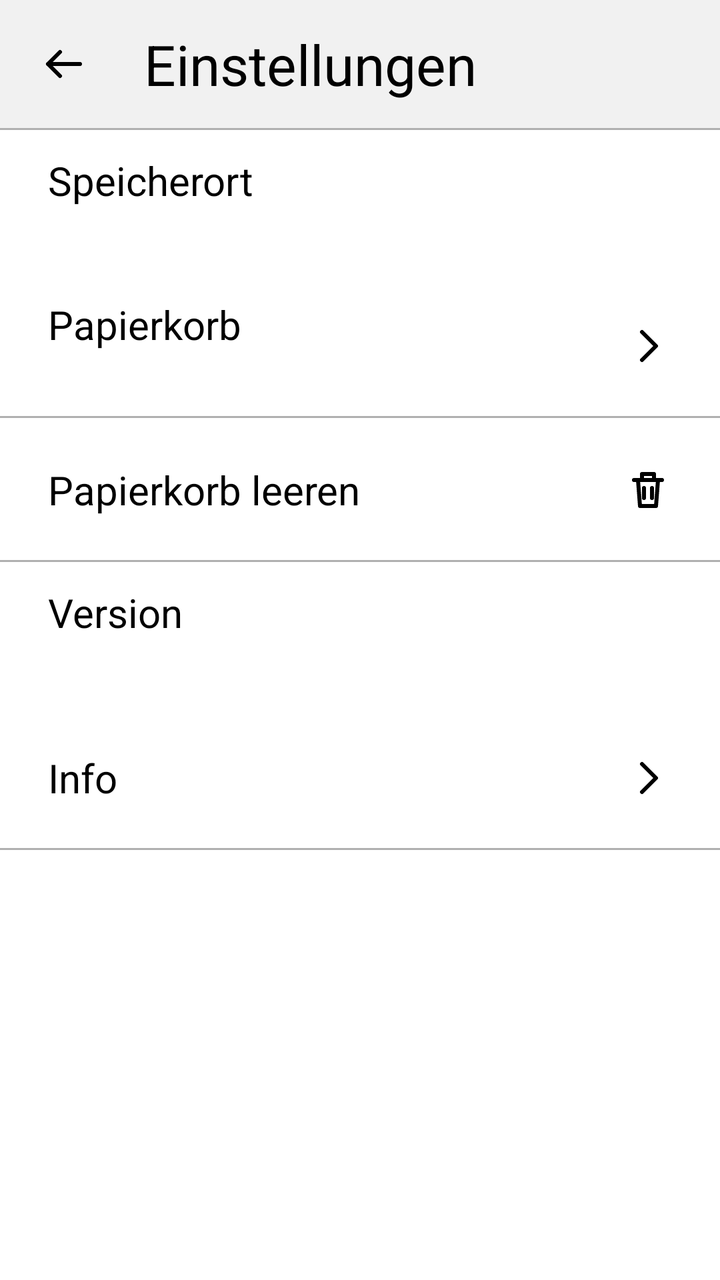
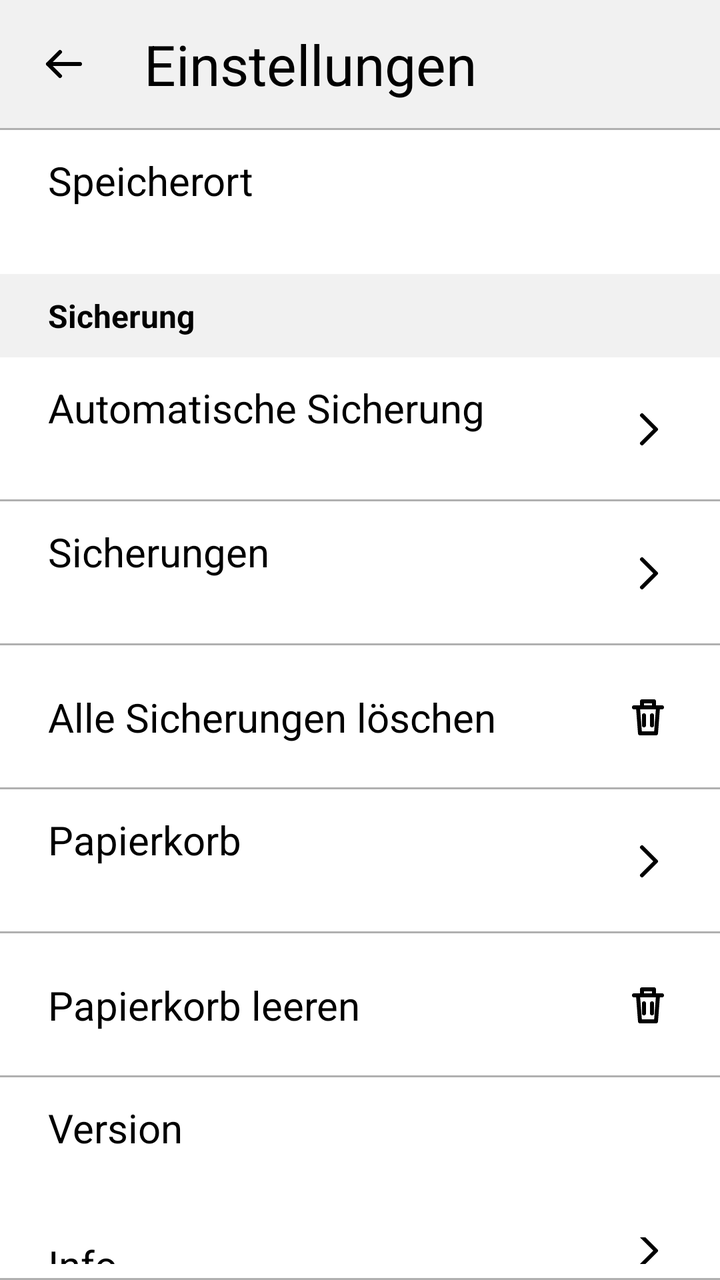

Compare the two renders of this Android layout. The source of the first and the diff that turns it into the second are given below.
<!-- AndroidManifest.xml: application theme Theme.PaperNotes -->
<!-- res/layout/activity_settings.xml -->
<?xml version="1.0" encoding="utf-8"?>
<LinearLayout xmlns:android="http://schemas.android.com/apk/res/android"
    android:layout_width="match_parent"
    android:layout_height="match_parent"
    android:background="@color/white"
    android:orientation="vertical">

    <LinearLayout
        android:layout_width="match_parent"
        android:layout_height="64dp"
        android:background="@color/surface_gray"
        android:gravity="center_vertical"
        android:orientation="horizontal"
        android:paddingStart="8dp"
        android:paddingEnd="16dp">

        <ImageButton
            android:id="@+id/buttonBack"
            style="@style/Widget.PaperNotes.IconButton"
            android:contentDescription="@string/editor_back"
            android:src="@drawable/ic_back" />

        <TextView
            android:layout_width="0dp"
            android:layout_height="wrap_content"
            android:layout_weight="1"
            android:ellipsize="end"
            android:maxLines="1"
            android:paddingStart="16dp"
            android:paddingEnd="8dp"
            android:text="@string/settings_title"
            android:textColor="@color/black"
            android:textSize="28sp" />
    </LinearLayout>

    <View
        android:layout_width="match_parent"
        android:layout_height="1dp"
        android:background="@color/line_gray" />

    
    <LinearLayout
        style="@style/Widget.PaperNotes.SettingsRow"
        android:orientation="vertical">

        <TextView
            style="@style/Widget.PaperNotes.SettingsLabel"
            android:text="@string/settings_location" />

        <TextView
            android:id="@+id/textLocation"
            style="@style/Widget.PaperNotes.SettingsValue" />
    </LinearLayout>

    
    <LinearLayout
        android:id="@+id/rowTrash"
        style="@style/Widget.PaperNotes.SettingsRow"
        android:background="@drawable/bg_list_row"
        android:clickable="true"
        android:focusable="true"
        android:orientation="horizontal">

        <LinearLayout
            android:layout_width="0dp"
            android:layout_height="wrap_content"
            android:layout_weight="1"
            android:orientation="vertical">

            <TextView
                style="@style/Widget.PaperNotes.SettingsLabel"
                android:text="@string/settings_trash" />

            <TextView
                android:id="@+id/textTrashCount"
                style="@style/Widget.PaperNotes.SettingsValue" />
        </LinearLayout>

        <ImageView
            android:layout_width="24dp"
            android:layout_height="24dp"
            android:importantForAccessibility="no"
            android:src="@drawable/ic_chevron_right"
            android:tint="@color/icon_tint" />
    </LinearLayout>

    
    <LinearLayout
        android:id="@+id/rowEmptyTrash"
        style="@style/Widget.PaperNotes.SettingsRow"
        android:background="@drawable/bg_list_row"
        android:clickable="true"
        android:focusable="true"
        android:orientation="horizontal">

        <TextView
            style="@style/Widget.PaperNotes.SettingsLabel"
            android:layout_width="0dp"
            android:layout_weight="1"
            android:duplicateParentState="true"
            android:text="@string/trash_empty_action" />

        <ImageView
            android:layout_width="24dp"
            android:layout_height="24dp"
            android:duplicateParentState="true"
            android:importantForAccessibility="no"
            android:src="@drawable/ic_trash"
            android:tint="@color/icon_tint" />
    </LinearLayout>

    
    <LinearLayout
        style="@style/Widget.PaperNotes.SettingsRow"
        android:orientation="vertical">

        <TextView
            style="@style/Widget.PaperNotes.SettingsLabel"
            android:text="@string/settings_version" />

        <TextView
            android:id="@+id/textVersion"
            style="@style/Widget.PaperNotes.SettingsValue" />
    </LinearLayout>

    
    <LinearLayout
        android:id="@+id/rowAbout"
        style="@style/Widget.PaperNotes.SettingsRow"
        android:background="@drawable/bg_list_row"
        android:clickable="true"
        android:focusable="true"
        android:orientation="horizontal">

        <TextView
            style="@style/Widget.PaperNotes.SettingsLabel"
            android:layout_width="0dp"
            android:layout_weight="1"
            android:text="@string/settings_about" />

        <ImageView
            android:layout_width="24dp"
            android:layout_height="24dp"
            android:importantForAccessibility="no"
            android:src="@drawable/ic_chevron_right"
            android:tint="@color/icon_tint" />
    </LinearLayout>
</LinearLayout>
<!-- resources referenced by this layout -->
<resources>
  <color name="black">#FF000000</color>
  <color name="line_gray">#FFB0B0B0</color>
  <color name="surface_gray">#FFF1F1F1</color>
  <color name="white">#FFFFFFFF</color>
  <!-- drawable ic_back (drawable) -->
  <?xml version="1.0" encoding="utf-8"?>
  <vector xmlns:android="http://schemas.android.com/apk/res/android"
      android:width="24dp"
      android:height="24dp"
      android:viewportWidth="24"
      android:viewportHeight="24">
      <path
          android:pathData="M20,12 H4 M10,6 L4,12 L10,18"
          android:strokeColor="#FF000000"
          android:strokeWidth="2"
          android:strokeLineCap="round"
          android:strokeLineJoin="round" />
  </vector>
  <!-- drawable ic_chevron_right (drawable) -->
  <?xml version="1.0" encoding="utf-8"?>
  <vector xmlns:android="http://schemas.android.com/apk/res/android"
      android:width="24dp"
      android:height="24dp"
      android:viewportWidth="24"
      android:viewportHeight="24">
      <path
          android:pathData="M9,5 L16,12 L9,19"
          android:strokeColor="#FF000000"
          android:strokeWidth="2"
          android:strokeLineCap="round"
          android:strokeLineJoin="round" />
  </vector>
  <string name="editor_back">Zurück</string>
  <string name="settings_about">Info</string>
  <string name="settings_location">Speicherort</string>
  <string name="settings_title">Einstellungen</string>
  <string name="settings_trash">Papierkorb</string>
  <string name="settings_version">Version</string>
  <string name="trash_empty_action">Papierkorb leeren</string>
  <style name="Widget.PaperNotes.IconButton" parent="">
          <item name="android:layout_width">48dp</item>
          <item name="android:layout_height">48dp</item>
          <item name="android:background">@drawable/bg_tool</item>
          <item name="android:tint">@color/icon_tint</item>
          <item name="android:scaleType">center</item>
          <item name="android:clickable">true</item>
          <item name="android:focusable">true</item>
      </style>
  <style name="Widget.PaperNotes.SettingsLabel" parent="">
          <item name="android:layout_width">wrap_content</item>
          <item name="android:layout_height">wrap_content</item>
          <item name="android:textColor">@color/text_tint</item>
          <item name="android:textSize">20sp</item>
      </style>
  <style name="Widget.PaperNotes.SettingsRow" parent="">
          <item name="android:layout_width">match_parent</item>
          <item name="android:layout_height">wrap_content</item>
          <item name="android:minHeight">72dp</item>
          <item name="android:gravity">center_vertical</item>
          <item name="android:paddingStart">24dp</item>
          <item name="android:paddingEnd">24dp</item>
          <item name="android:paddingTop">8dp</item>
          <item name="android:paddingBottom">8dp</item>
      </style>
  <style name="Widget.PaperNotes.SettingsValue" parent="">
          <item name="android:layout_width">match_parent</item>
          <item name="android:layout_height">wrap_content</item>
          <item name="android:textColor">@color/text_secondary</item>
          <item name="android:textSize">16sp</item>
      </style>
  <style name="Theme.PaperNotes" parent="android:Theme.Material.Light.NoActionBar">
          <item name="android:windowBackground">@color/white</item>
          <item name="android:colorBackground">@color/white</item>
          <item name="android:textColorPrimary">@color/black</item>
          
          <item name="android:statusBarColor">@color/white</item>
          <item name="android:windowLightStatusBar">true</item>
          <item name="android:windowAnimationStyle">@null</item>
      </style>
  <color name="text_secondary">#FF444444</color>
  <!-- unchanged entries left out for length: 3 -->
</resources>

<!-- the commit's change to res/layout/activity_settings.xml (unified diff, before → after) -->
@@ -53,6 +53,109 @@
     </LinearLayout>
 
     
+    <TextView
+        android:layout_width="match_parent"
+        android:layout_height="wrap_content"
+        android:background="@color/surface_gray"
+        android:paddingStart="24dp"
+        android:paddingTop="10dp"
+        android:paddingEnd="24dp"
+        android:paddingBottom="10dp"
+        android:text="@string/settings_backup_section"
+        android:textColor="@color/black"
+        android:textSize="16sp"
+        android:textStyle="bold" />
+
+    
+    <LinearLayout
+        android:id="@+id/rowBackupInterval"
+        style="@style/Widget.PaperNotes.SettingsRow"
+        android:background="@drawable/bg_list_row"
+        android:clickable="true"
+        android:focusable="true"
+        android:orientation="horizontal">
+
+        <LinearLayout
+            android:layout_width="0dp"
+            android:layout_height="wrap_content"
+            android:layout_weight="1"
+            android:orientation="vertical">
+
+            <TextView
+                style="@style/Widget.PaperNotes.SettingsLabel"
+                android:text="@string/settings_backup_interval" />
+
+            <TextView
+                android:id="@+id/textBackupInterval"
+                style="@style/Widget.PaperNotes.SettingsValue" />
+        </LinearLayout>
+
+        <ImageView
+            android:layout_width="24dp"
+            android:layout_height="24dp"
+            android:importantForAccessibility="no"
+            android:src="@drawable/ic_chevron_right"
+            android:tint="@color/icon_tint" />
+    </LinearLayout>
+
+    
+    <LinearLayout
+        android:id="@+id/rowBackups"
+        style="@style/Widget.PaperNotes.SettingsRow"
+        android:background="@drawable/bg_list_row"
+        android:clickable="true"
+        android:focusable="true"
+        android:orientation="horizontal">
+
+        <LinearLayout
+            android:layout_width="0dp"
+            android:layout_height="wrap_content"
+            android:layout_weight="1"
+            android:orientation="vertical">
+
+            <TextView
+                style="@style/Widget.PaperNotes.SettingsLabel"
+                android:text="@string/settings_backups" />
+
+            <TextView
+                android:id="@+id/textBackupsSummary"
+                style="@style/Widget.PaperNotes.SettingsValue" />
+        </LinearLayout>
+
+        <ImageView
+            android:layout_width="24dp"
+            android:layout_height="24dp"
+            android:importantForAccessibility="no"
+            android:src="@drawable/ic_chevron_right"
+            android:tint="@color/icon_tint" />
+    </LinearLayout>
+
+    
+    <LinearLayout
+        android:id="@+id/rowDeleteBackups"
+        style="@style/Widget.PaperNotes.SettingsRow"
+        android:background="@drawable/bg_list_row"
+        android:clickable="true"
+        android:focusable="true"
+        android:orientation="horizontal">
+
+        <TextView
+            style="@style/Widget.PaperNotes.SettingsLabel"
+            android:layout_width="0dp"
+            android:layout_weight="1"
+            android:duplicateParentState="true"
+            android:text="@string/backup_delete_all_action" />
+
+        <ImageView
+            android:layout_width="24dp"
+            android:layout_height="24dp"
+            android:duplicateParentState="true"
+            android:importantForAccessibility="no"
+            android:src="@drawable/ic_trash"
+            android:tint="@color/icon_tint" />
+    </LinearLayout>
+
+    
     <LinearLayout
         android:id="@+id/rowTrash"
         style="@style/Widget.PaperNotes.SettingsRow"
<!-- resource entries referenced after the edit -->
@@ -32,8 +32,12 @@
           android:strokeLineCap="round"
           android:strokeLineJoin="round" />
   </vector>
+  <string name="backup_delete_all_action">Alle Sicherungen löschen</string>
   <string name="editor_back">Zurück</string>
   <string name="settings_about">Info</string>
+  <string name="settings_backup_interval">Automatische Sicherung</string>
+  <string name="settings_backup_section">Sicherung</string>
+  <string name="settings_backups">Sicherungen</string>
   <string name="settings_location">Speicherort</string>
   <string name="settings_title">Einstellungen</string>
   <string name="settings_trash">Papierkorb</string>
